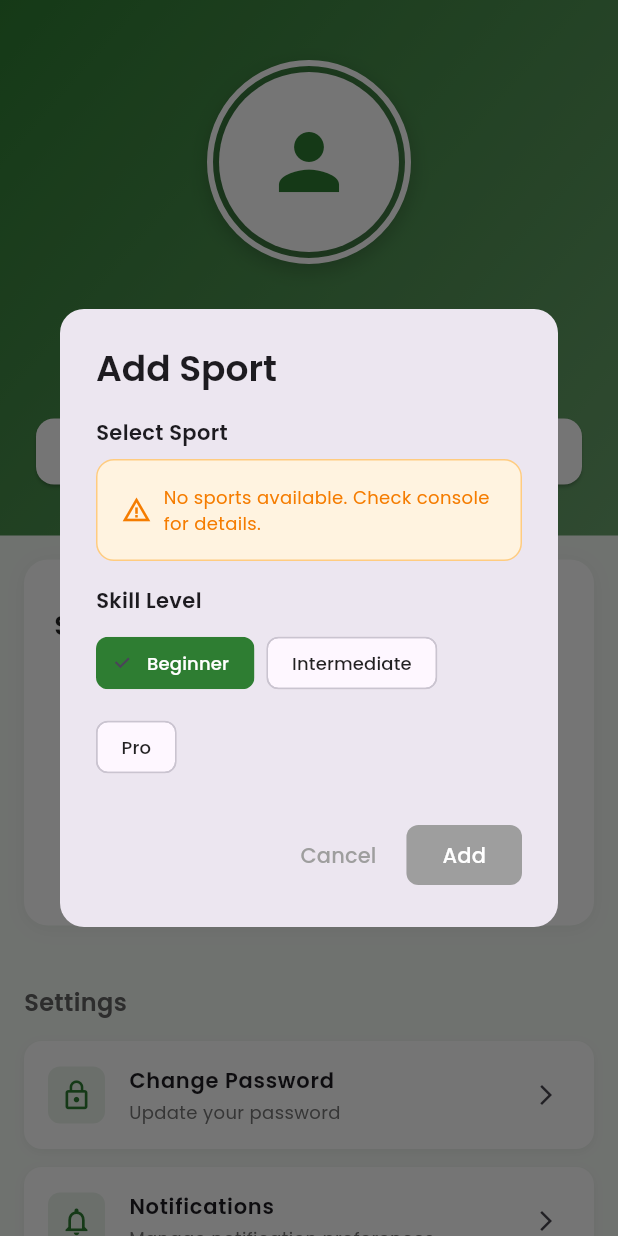
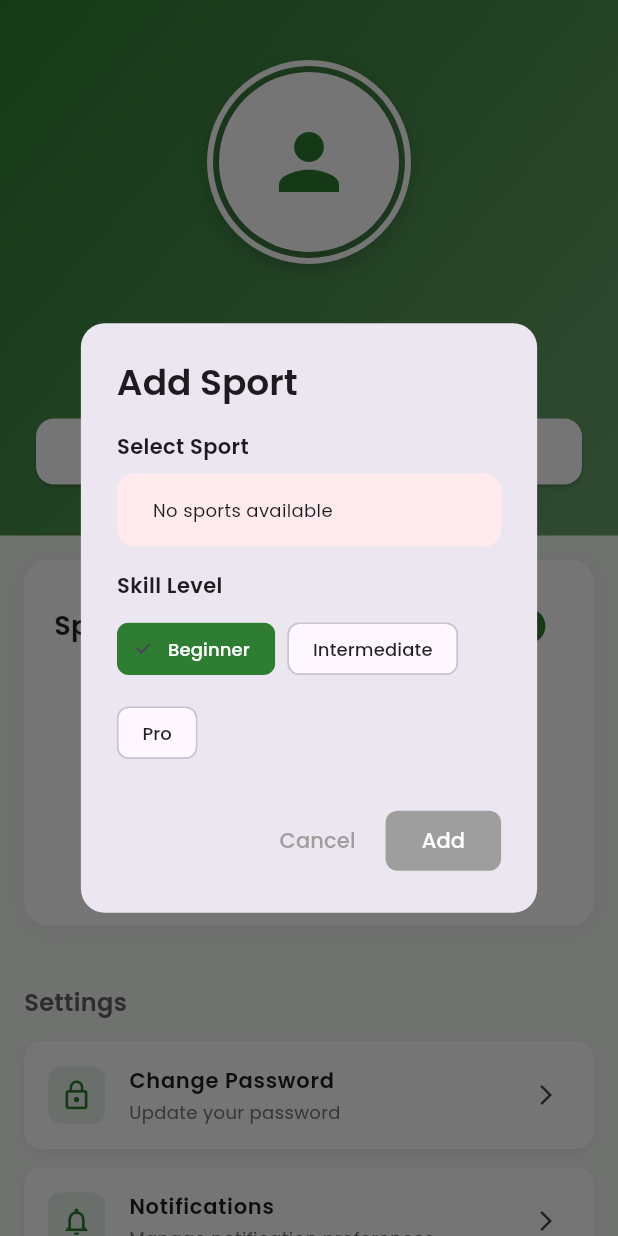
Before and after one commit to Mitan11/PlayMate-Frontend, a Flutter app: the ProfileScreen screen opened directly, after a tap on the "add circle" icon, on a phone screen of 412 x 824 dp. Run offline on Flutter 3.47's test engine with Material 3 defaults, Android fonts, the phone set to English and light mode, and no system bars; our stand-ins replace flutter_dotenv, google_fonts, image_picker, shared_preferences; missing offline and left inert: crop_your_image; accounts and stored records are empty; network calls fail.

Commit message:
Enhance Profile UI

```diff
--- a/playmate/lib/profile_screen.dart
+++ b/playmate/lib/profile_screen.dart
@@ -319,24 +319,17 @@
                   Container(
                     padding: const EdgeInsets.all(16),
                     decoration: BoxDecoration(
-                      color: Colors.orange.shade50,
+                      color: Colors.red.shade50,
                       borderRadius: BorderRadius.circular(12),
-                      border: Border.all(color: Colors.orange.shade200),
                     ),
                     child: Row(
                       children: [
-                        Icon(
-                          Icons.warning_amber,
-                          color: Colors.orange[700],
-                          size: 20,
-                        ),
                         const SizedBox(width: 8),
                         Expanded(
                           child: Text(
-                            'No sports available. Check console for details.',
+                            'No sports available',
                             style: GoogleFonts.poppins(
                               fontSize: 12,
-                              color: Colors.orange[700],
                             ),
                           ),
                         ),
```
